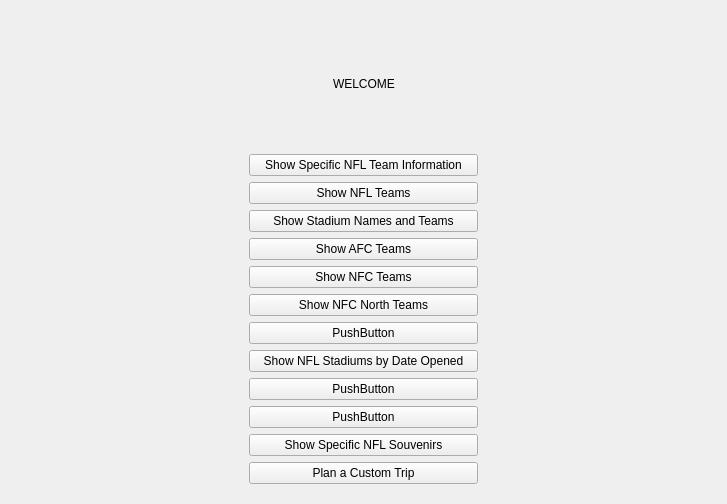
Above: FootballPlanner/menuselectwindow.ui from DonovanFoley/CS1D-Project2 before the change. Below: the same form after it.
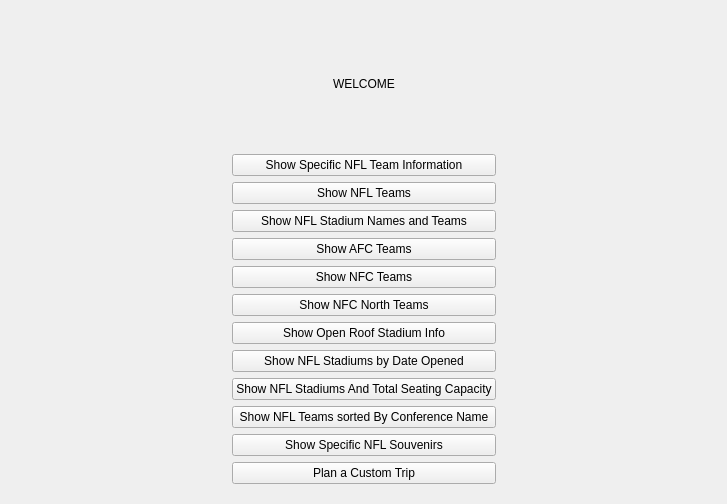
That is the form after the change.

What changed in the file:
```diff
--- a/FootballPlanner/menuselectwindow.ui
+++ b/FootballPlanner/menuselectwindow.ui
@@ -94,7 +94,7 @@
              <item>
               <widget class="QPushButton" name="stadiumNamesAndTeamsPushButton">
                <property name="text">
-                <string>Show Stadium Names and Teams</string>
+                <string>Show NFL Stadium Names and Teams</string>
                </property>
               </widget>
              </item>
@@ -122,7 +122,7 @@
              <item>
               <widget class="QPushButton" name="pushButton_7">
                <property name="text">
-                <string>PushButton</string>
+                <string>Show Open Roof Stadium Info</string>
                </property>
               </widget>
              </item>
@@ -136,14 +136,14 @@
              <item>
               <widget class="QPushButton" name="pushButton_9">
                <property name="text">
-                <string>PushButton</string>
+                <string>Show NFL Stadiums And Total Seating Capacity</string>
                </property>
               </widget>
              </item>
              <item>
               <widget class="QPushButton" name="pushButton_10">
                <property name="text">
-                <string>PushButton</string>
+                <string>Show NFL Teams sorted By Conference Name</string>
                </property>
               </widget>
              </item>
```
Left out of the diff: 6 changed lines with no effect on the pictures.
